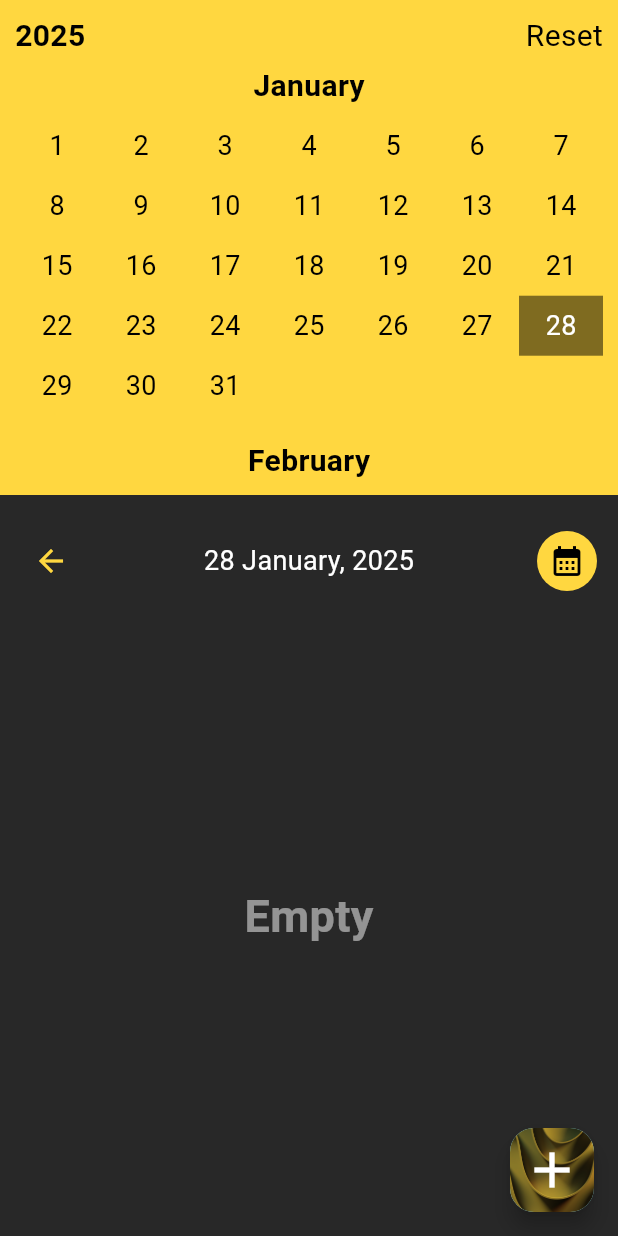
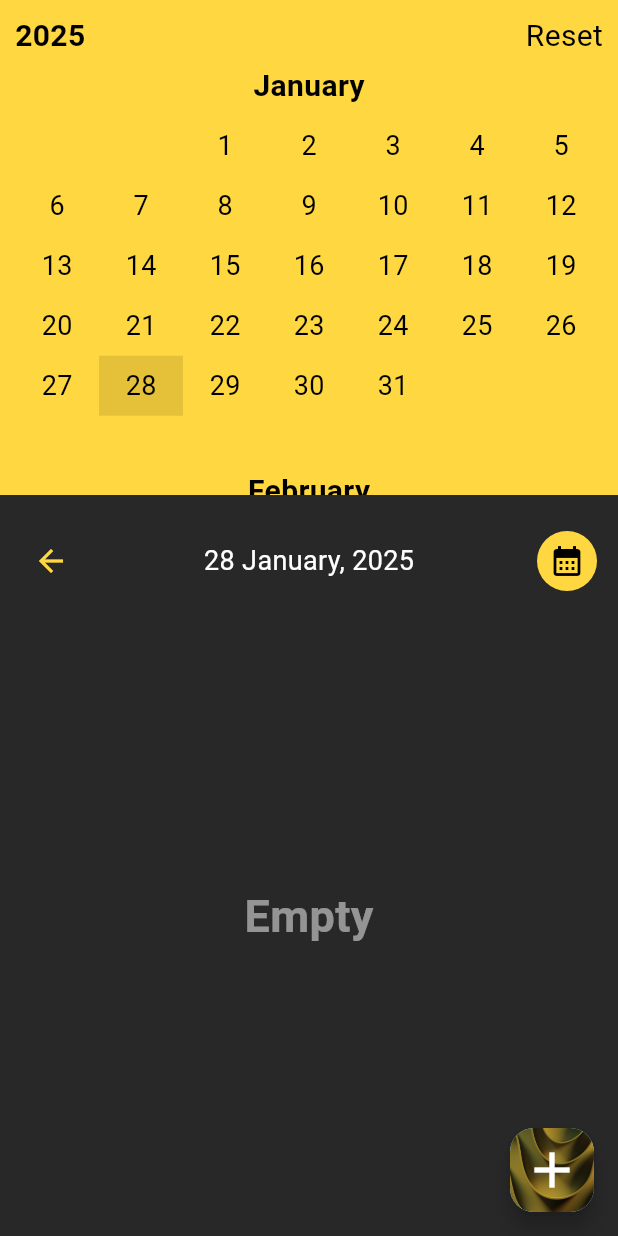
Before and after one commit to Denzel9/flutter_calendar, a Flutter app: the TaskViewPage screen opened by its route, scrolled down 120 dp, after a tap on the "calendar month" icon, on a phone screen of 412 x 824 dp. Run offline on Flutter 3.47's test engine with Material 3 defaults, Android fonts, the phone set to English and light mode, and no system bars; our stand-ins replace animated_toggle_switch, auto_size_text, cached_network_image, cloud_firestore, firebase_auth, firebase_core and 5 more; accounts and stored records are empty; generated files the repository leaves out were written again; Roboto replaces fonts that are missing (inter); statements that could not run were skipped.

Commit message:
fix calendar

```diff
--- a/lib/ui/views/task_views/ui/calendar.dart
+++ b/lib/ui/views/task_views/ui/calendar.dart
@@ -17,31 +17,11 @@ class Calendar extends StatefulWidget {
 }
 
 class _CalendarState extends State<Calendar> {
+  late final ScrollController scrollController;
+  final String currentDate = getFormatDate(now.toString());
+
   final dates = {};
-  final String currentDate = now.toString().split(' ')[0];
   double? currentOffset;
-
-  late final ScrollController scrollController;
-
-  List<DateTime> generateCalendar(int month) {
-    DateTimeRange dateTimeRange = DateTimeRange(
-        start: DateTime(now.year, month + 1),
-        end: DateTime(now.year, month + 2));
-
-    final daysToGenerate =
-        dateTimeRange.end.difference(dateTimeRange.start).inDays;
-
-    final days = List.generate(
-      daysToGenerate,
-      (i) => DateTime(
-        dateTimeRange.start.year,
-        dateTimeRange.start.month,
-        dateTimeRange.start.day + (i),
-      ),
-    );
-
-    return days;
-  }
 
   @override
   void initState() {
@@ -55,7 +35,7 @@ class _CalendarState extends State<Calendar> {
   void didChangeDependencies() {
     final int month = context.watch<AppStore>().selectedDate.month;
     scrollController = ScrollController(
-        initialScrollOffset: currentOffset ?? (month - 1) * 250);
+        initialScrollOffset: currentOffset ?? (month - 1) * 270);
     super.didChangeDependencies();
   }
 
@@ -68,6 +48,7 @@ class _CalendarState extends State<Calendar> {
   @override
   Widget build(BuildContext context) {
     final AppStore store = context.watch<AppStore>();
+    final String selectDate = getSliceDate(store.selectedDate.toString());
 
     return Column(
       children: [
@@ -87,12 +68,12 @@ class _CalendarState extends State<Calendar> {
                   onTap: () => setState(
                     () {
                       scrollController.animateTo(
-                        (now.month - 1) * 250,
+                        (now.month - 1) * 270,
                         duration: const Duration(milliseconds: 300),
-                        curve: Curves.bounceIn,
+                        curve: Curves.easeInOut,
                       );
                       widget.onClick(dates[monthsFullNames[currentMonth - 1]]
-                          [currenDay - 1]);
+                          [currenDay + 1]);
                       currentOffset = scrollController.offset;
                     },
                   ),
@@ -110,10 +91,11 @@ class _CalendarState extends State<Calendar> {
           flex: 6,
           child: ListView.builder(
             controller: scrollController,
-            itemCount: 12,
+            itemCount: dates.length,
             itemBuilder: (context, month) {
+              final weekday = getWeekday(month);
               return SizedBox(
-                height: 250,
+                height: 270,
                 child: Column(
                   children: [
                     DNText(
@@ -133,19 +115,18 @@ class _CalendarState extends State<Calendar> {
                         physics: const NeverScrollableScrollPhysics(),
                         itemCount: dates[monthsFullNames[month]].length,
                         itemBuilder: (context, day) {
-                          final dayDate = dates[monthsFullNames[month]][day]
-                              .toString()
-                              .split(' ')[0];
-                          final String selectDate =
-                              store.selectedDate.toString().split(' ')[0];
+                          final dayDate = getSliceDate(
+                              dates[monthsFullNames[month]][day].toString());
                           final todayTasks = store.tasks
                               .where((element) =>
                                   element.date.split(' ')[0] == dayDate)
                               .toList();
-                          return GestureDetector(
+                          return getSliceYear(dayDate) == 1000
+                              ? const SizedBox()
+                              : GestureDetector(
                                   onTap: () {
-                              widget
-                                  .onClick(dates[monthsFullNames[month]][day]);
+                                    widget.onClick(
+                                        dates[monthsFullNames[month]][day]);
                                     currentOffset = scrollController.offset;
                                   },
                                   child: ColoredBox(
@@ -159,8 +140,8 @@ class _CalendarState extends State<Calendar> {
                                         Positioned(
                                           child: Center(
                                             child: DNText(
-                                        title: (day + 1).toString(),
-                                        fontWeight: FontWeight.normal,
+                                              title: (day - weekday + 1)
+                                                  .toString(),
                                               color: currentDate == dayDate
                                                   ? Colors.white
                                                   : Colors.black,
@@ -169,7 +150,7 @@ class _CalendarState extends State<Calendar> {
                                         ),
                                         for (final _ in todayTasks)
                                           const Positioned(
-                                      left: 2,
+                                            right: 2,
                                             top: 2,
                                             child: ClipOval(
                                               child: ColoredBox(
--- a/lib/ui/views/task_views/ui/header_calendar.dart
+++ b/lib/ui/views/task_views/ui/header_calendar.dart
@@ -68,11 +68,7 @@ class _HeaderCalendarState extends State<HeaderCalendar> {
                 );
               }),
               DNIconButton(
-                icon: const Icon(
-                  Icons.calendar_month,
-                  color: Colors.black,
-                ),
-                backgroundColor: Colors.amberAccent,
+                icon: const Icon(Icons.calendar_month),
                 onClick: () => setState(() {
                   taskViewsStoreLocal.isOpenCalendar =
                       !taskViewsStoreLocal.isOpenCalendar;
--- a/lib/utils/date.dart
+++ b/lib/utils/date.dart
@@ -1,3 +1,5 @@
+import 'package:flutter/material.dart';
+
 final now = DateTime.now();
 
 final currentMonth = now.month;
@@ -82,3 +84,32 @@ num getSliceDay(String date) {
   String newDate = date.split(' ')[0].split('-')[2];
   return num.parse(newDate);
 }
+
+num getSliceYear(String date) {
+  String newDate = date.split(' ')[0].split('-')[0];
+  return num.parse(newDate);
+}
+
+int getWeekday(int month) =>
+    DateTime(currenYear, month + 1, currenDay, 1, 12).weekday;
+
+List<DateTime> generateCalendar(int month) {
+  final int weekday = getWeekday(month);
+
+  DateTimeRange dateTimeRange = DateTimeRange(
+      start: DateTime(now.year, month + 1), end: DateTime(now.year, month + 2));
+
+  final daysToGenerate =
+      dateTimeRange.end.difference(dateTimeRange.start).inDays;
+
+  final days = List.generate(
+    daysToGenerate,
+    (i) => DateTime(
+      dateTimeRange.start.year,
+      dateTimeRange.start.month,
+      dateTimeRange.start.day + (i),
+    ),
+  );
+
+  return [...List.generate(weekday, (_) => DateTime(1000, 01, 01)), ...days];
+}
```
Lines whose indentation alone changed are shown as unchanged.
